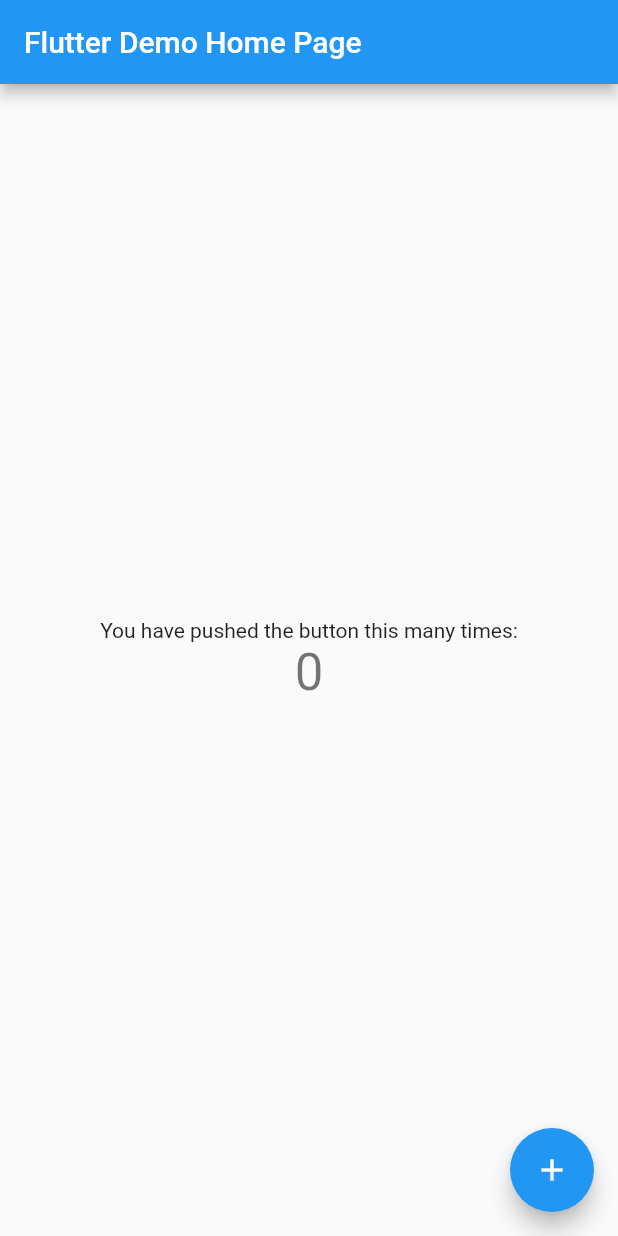
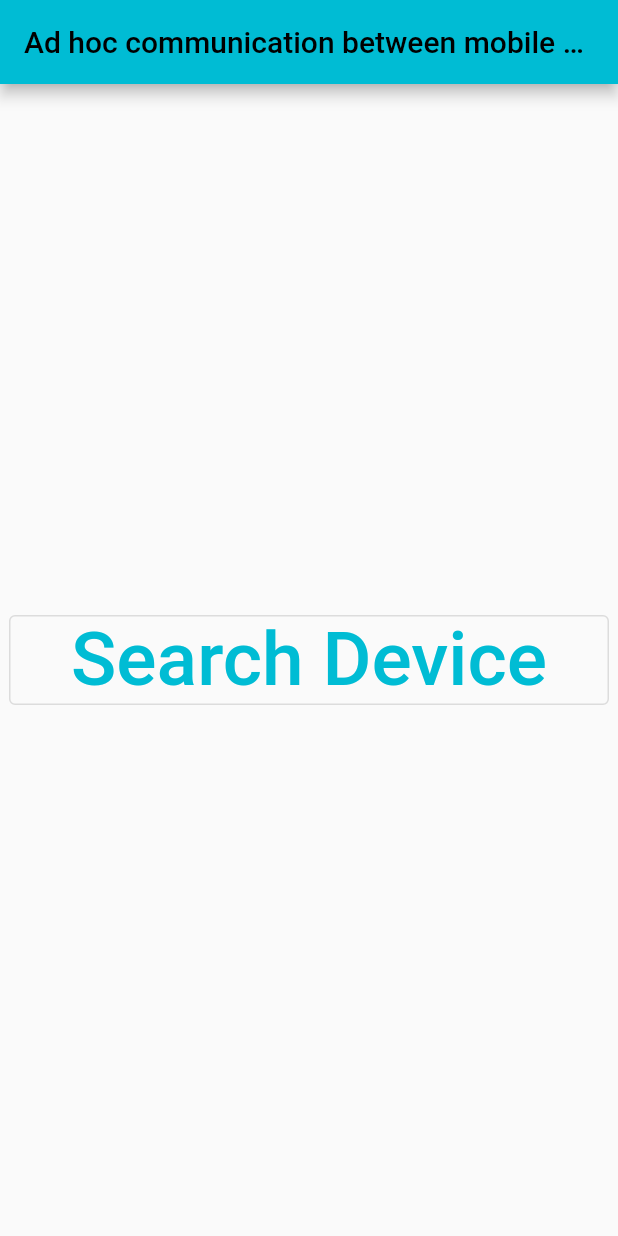
Before and after one commit to nakano-MiLK/main_application, a Flutter app: the screen it shows after launch, on a phone screen of 412 x 824 dp. Run offline on Flutter 3.47's test engine with Material 2 defaults, Android fonts, the phone set to English and light mode, and no system bars.

```diff
--- a/lib/main.dart
+++ b/lib/main.dart
@@ -1,115 +1,66 @@
 import 'package:flutter/material.dart';
+import 'package:main_application/search_result.dart';
 
-void main() {
-  runApp(const MyApp());
-}
+void main() => runApp( MyApp());
 
+// ignore: must_be_immutable
 class MyApp extends StatelessWidget {
-  const MyApp({Key? key}) : super(key: key);
+  var titleText = 'Ad hoc communication between mobile devices during disasters';
 
-  // This widget is the root of your application.
+  MyApp({Key? key}) : super(key: key);
+
   @override
   Widget build(BuildContext context) {
     return MaterialApp(
-      title: 'Flutter Demo',
-      theme: ThemeData(
-        // This is the theme of your application.
-        //
-        // Try running your application with "flutter run". You'll see the
-        // application has a blue toolbar. Then, without quitting the app, try
-        // changing the primarySwatch below to Colors.green and then invoke
-        // "hot reload" (press "r" in the console where you ran "flutter run",
-        // or simply save your changes to "hot reload" in a Flutter IDE).
-        // Notice that the counter didn't reset back to zero; the application
-        // is not restarted.
-        primarySwatch: Colors.blue,
-      ),
-      home: const MyHomePage(title: 'Flutter Demo Home Page'),
+      home: Home(titleText: titleText),
     );
   }
 }
 
-class MyHomePage extends StatefulWidget {
-  const MyHomePage({Key? key, required this.title}) : super(key: key);
-
-  // This widget is the home page of your application. It is stateful, meaning
-  // that it has a State object (defined below) that contains fields that affect
-  // how it looks.
-
-  // This class is the configuration for the state. It holds the values (in this
-  // case the title) provided by the parent (in this case the App widget) and
-  // used by the build method of the State. Fields in a Widget subclass are
-  // always marked "final".
-
-  final String title;
-
-  @override
-  State<MyHomePage> createState() => _MyHomePageState();
-}
-
-class _MyHomePageState extends State<MyHomePage> {
-  int _counter = 0;
-
-  void _incrementCounter() {
-    setState(() {
-      // This call to setState tells the Flutter framework that something has
-      // changed in this State, which causes it to rerun the build method below
-      // so that the display can reflect the updated values. If we changed
-      // _counter without calling setState(), then the build method would not be
-      // called again, and so nothing would appear to happen.
-      _counter++;
-    });
-  }
+class Home extends StatelessWidget{
+  final String titleText;
+  // ignore: use_key_in_widget_constructors
+  const Home({required this.titleText});
 
   @override
   Widget build(BuildContext context) {
-    // This method is rerun every time setState is called, for instance as done
-    // by the _incrementCounter method above.
-    //
-    // The Flutter framework has been optimized to make rerunning build methods
-    // fast, so that you can just rebuild anything that needs updating rather
-    // than having to individually change instances of widgets.
-    return Scaffold(
+    return MaterialApp(
+      title: 'Ad hoc communication between mobile devices during disasters',
+      theme: ThemeData(primarySwatch: Colors.cyan),
+      home: Scaffold(
         appBar: AppBar(
-        // Here we take the value from the MyHomePage object that was created by
-        // the App.build method, and use it to set our appbar title.
-        title: Text(widget.title),
+          centerTitle: true,
+          title: const Text(
+              'Ad hoc communication between mobile devices during disasters'),
         ),
         body: Center(
-        // Center is a layout widget. It takes a single child and positions it
-        // in the middle of the parent.
           child: Column(
-          // Column is also a layout widget. It takes a list of children and
-          // arranges them vertically. By default, it sizes itself to fit its
-          // children horizontally, and tries to be as tall as its parent.
-          //
-          // Invoke "debug painting" (press "p" in the console, choose the
-          // "Toggle Debug Paint" action from the Flutter Inspector in Android
-          // Studio, or the "Toggle Debug Paint" command in Visual Studio Code)
-          // to see the wireframe for each widget.
-          //
-          // Column has various properties to control how it sizes itself and
-          // how it positions its children. Here we use mainAxisAlignment to
-          // center the children vertically; the main axis here is the vertical
-          // axis because Columns are vertical (the cross axis would be
-          // horizontal).
               mainAxisAlignment: MainAxisAlignment.center,
               children: <Widget>[
-            const Text(
-              'You have pushed the button this many times:',
+                SizedBox(
+                  width: 400,
+                  height: 60,
+
+                  child: OutlinedButton(
+                      child: const Text(
+                        'Search Device',
+                        style: TextStyle(fontSize: 50),
                       ),
-            Text(
-              '$_counter',
-              style: Theme.of(context).textTheme.headline4,
+                      style: OutlinedButton.styleFrom(
+                        primary: Colors.cyan,
                       ),
-          ],
+                      onPressed: () {
+                        Navigator.push(
+                          context,
+                          MaterialPageRoute(builder: (context) => const SearchResult()),
+                        );
+                      }
                   ),
                 ),
-      floatingActionButton: FloatingActionButton(
-        onPressed: _incrementCounter,
-        tooltip: 'Increment',
-        child: const Icon(Icons.add),
-      ), // This trailing comma makes auto-formatting nicer for build methods.
+              ]
+          ),
+        ),
+      ),
     );
   }
 }
```
Also changed, not shown: lib/search_result.dart (added, +18 -0 lines), 1 other file. Lines whose indentation alone changed are shown as unchanged.
